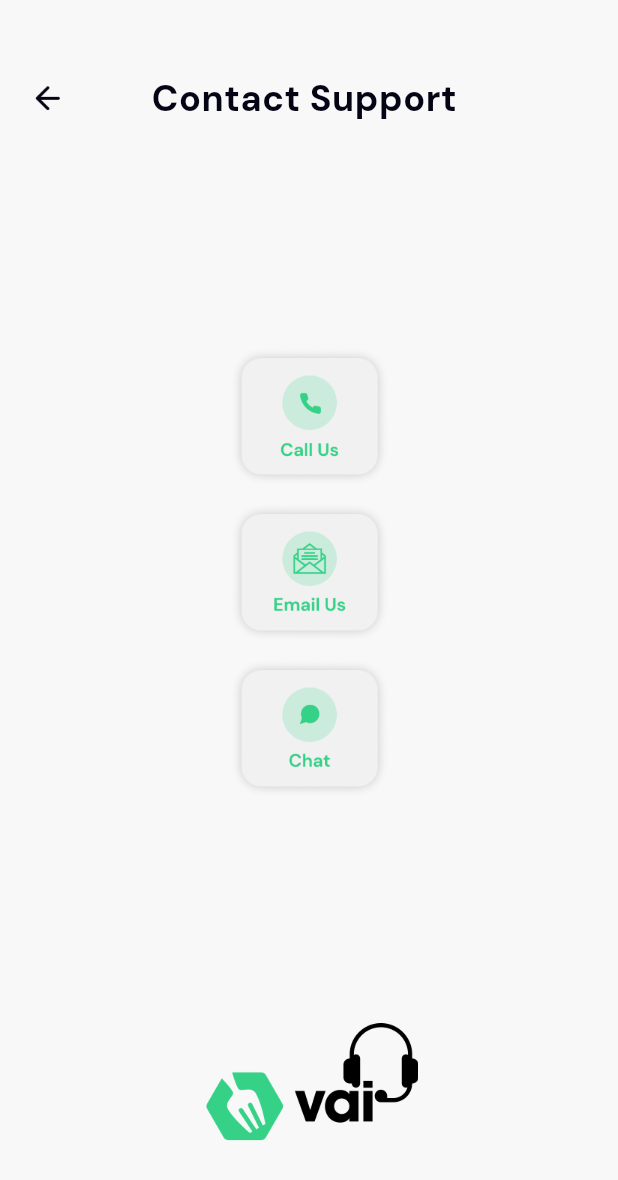
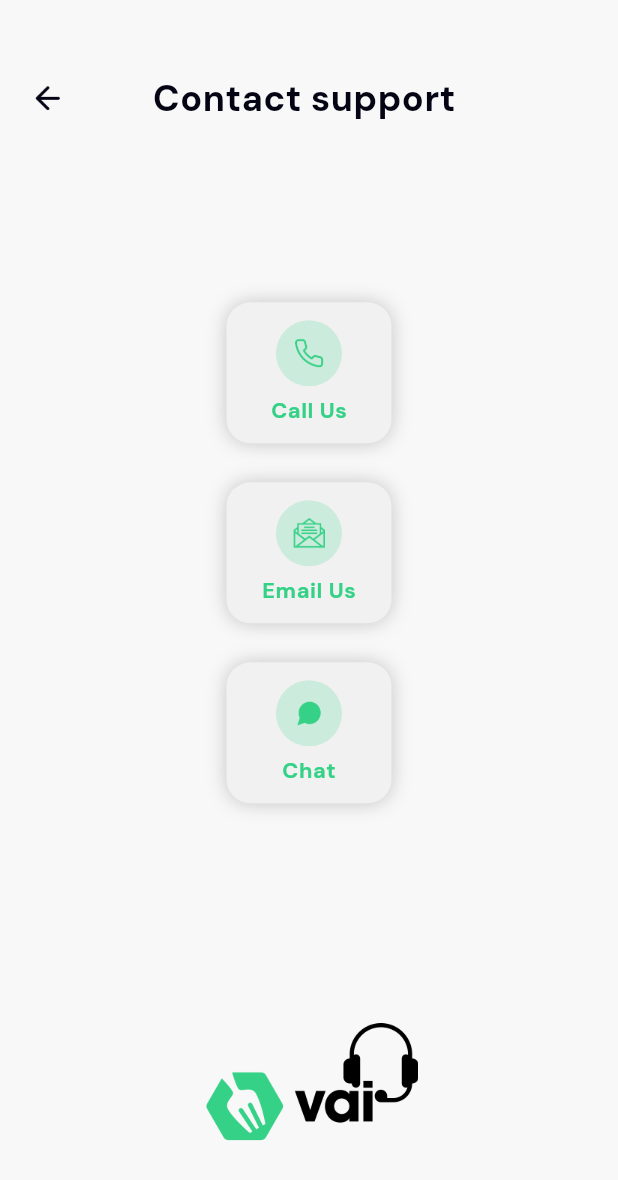
Before and after one commit to eliasss123/elias_weam_food2, a Flutter app: the Support screen opened by its route, on a phone screen of 412 x 824 dp. Shown: the top 1180 px of the screen. Run offline on Flutter 3.47's test engine with Material 2 defaults, Android fonts, the phone set to English and light mode, and no system bars; our stand-ins replace cached_network_image, expandable, flutter_rating_bar, flutter_svg, flutter_switch, get and 7 more; missing offline and left inert: enhance_stepper; accounts and stored records are empty.

Commit message:
Final Touching.

```diff
--- a/lib/translations/ar_IL.dart
+++ b/lib/translations/ar_IL.dart
@@ -357,6 +357,9 @@ final Map<String, String> arabic = {
   'login':'تسجيل الدخول',
   'dont_have_an_account_yet':'',
   'every_sunday':'',
+  'call_us': 'هاتف',
+  'email_us': 'البريد الإلكتروني',
+  'chat': 'محادثة',
   //Merchant App
 
   //Driver App
--- a/lib/translations/en_US.dart
+++ b/lib/translations/en_US.dart
@@ -383,6 +383,9 @@ final Map<String, String> english = {
   'login': 'Log In',
   'dont_have_an_account_yet': 'Don’t have an account yet? ',
   'every_sunday': 'Every sun',
+  'call_us': 'Call Us',
+  'email_us': 'Email Us',
+  'chat': 'Chat',
   //Merchant App
 
  //Driver App
--- a/lib/translations/he_IL.dart
+++ b/lib/translations/he_IL.dart
@@ -357,6 +357,9 @@ final Map<String, String> hebrew = {
   'login':'התחבר',
   'dont_have_an_account_yet':'אין לך עדיין חשבון? ',
   'every_sunday':'בכל יום ראשון',
+  'call_us': 'טלפון',
+  'email_us': 'אימייל',
+  'chat': 'צ׳אט',
   //Merchant App
 
   //Driver App
--- a/lib/view/screens/support/support.dart
+++ b/lib/view/screens/support/support.dart
@@ -8,10 +8,16 @@ import 'package:get/get.dart';
 // ignore: must_be_immutable
 class Support extends StatelessWidget {
   Support({
-    this.title = 'Contact Support',
+    this.title,
   });
 
   String? title;
+
+  final List<String> icons = [
+    Assets.imagesCallSupport,
+    Assets.imagesEmailSupport,
+    Assets.imagesChatSupport,
+  ];
 
   @override
   Widget build(BuildContext context) {
@@ -43,7 +49,7 @@ class Support extends StatelessWidget {
                   Expanded(
                     child: Center(
                       child: MyText(
-                        text: title,
+                        text: title ?? 'contact_support'.tr,
                         size: 24,
                         weight: FontWeight.w700,
                         align: TextAlign.center,
@@ -58,25 +64,27 @@ class Support extends StatelessWidget {
               ),
             ),
             Column(
-              crossAxisAlignment: CrossAxisAlignment.stretch,
               children: [
-                Image.asset(
-                  isDark ? Assets.imagesSupportCall : Assets.imagesCallUs,
-                  height: 94,
+                supportButton(
+                  isDark: isDark,
+                  isEnglish: isEnglish,
+                  icon: Assets.imagesPhone,
+                  text: 'call_us'.tr,
+                  onTap: () {},
                 ),
-                SizedBox(
-                  height: 10,
+                supportButton(
+                  isDark: isDark,
+                  isEnglish: isEnglish,
+                  icon: Assets.imagesEmailSupport,
+                  text: 'email_us'.tr,
+                  onTap: () {},
                 ),
-                Image.asset(
-                  isDark ? Assets.imagesSupportEmail : Assets.imagesEmailUs,
-                  height: 94,
-                ),
-                SizedBox(
-                  height: 10,
-                ),
-                Image.asset(
-                  isDark ? Assets.imagesSupportChat : Assets.imagesChat,
-                  height: 94,
+                supportButton(
+                  isDark: isDark,
+                  isEnglish: isEnglish,
+                  icon: Assets.imagesChatSupport,
+                  text: 'chat'.tr,
+                  onTap: () {},
                 ),
               ],
             ),
@@ -92,4 +100,65 @@ class Support extends StatelessWidget {
       );
     });
   }
+
+  Widget supportButton({
+    required bool isDark,
+    required bool isEnglish,
+    required String text,
+    required String icon,
+    required VoidCallback onTap,
+  }) {
+    return Center(
+      child: GestureDetector(
+        onTap: onTap,
+        child: Container(
+          height: 94,
+          width: 110,
+          margin: EdgeInsets.only(bottom: 26),
+          decoration: BoxDecoration(
+            borderRadius: BorderRadius.circular(16),
+            color: isDark ? Color(0xff292929) : kSeoulColor4,
+            boxShadow: [
+              BoxShadow(
+                color: kBlackColor.withOpacity(0.2),
+                offset: Offset(0, 0),
+                blurRadius: 10,
+              ),
+            ],
+          ),
+          child: Column(
+            mainAxisAlignment: MainAxisAlignment.center,
+            children: [
+              Container(
+                height: 44,
+                width: 44,
+                decoration: BoxDecoration(
+                  shape: BoxShape.circle,
+                  color: kSecondaryColor.withOpacity(0.2),
+                ),
+                child: Center(
+                  child: Transform(
+                    transform: Matrix4.identity()
+                      ..scale(isEnglish ? 1.0 : -1.0, 1.0, 1.0),
+                    alignment: Alignment.center,
+                    child: Image.asset(
+                      icon,
+                      height: 21,
+                    ),
+                  ),
+                ),
+              ),
+              MyText(
+                paddingTop: 7,
+                text: text,
+                size: 14.5,
+                weight: FontWeight.w700,
+                color: kSecondaryColor,
+              ),
+            ],
+          ),
+        ),
+      ),
+    );
+  }
 }
```
Also changed, not shown: assets/images/chat_support.png (added), assets/images/email_support.png (added), assets/images/support_phone.png (added), lib/generated/assets.dart.
